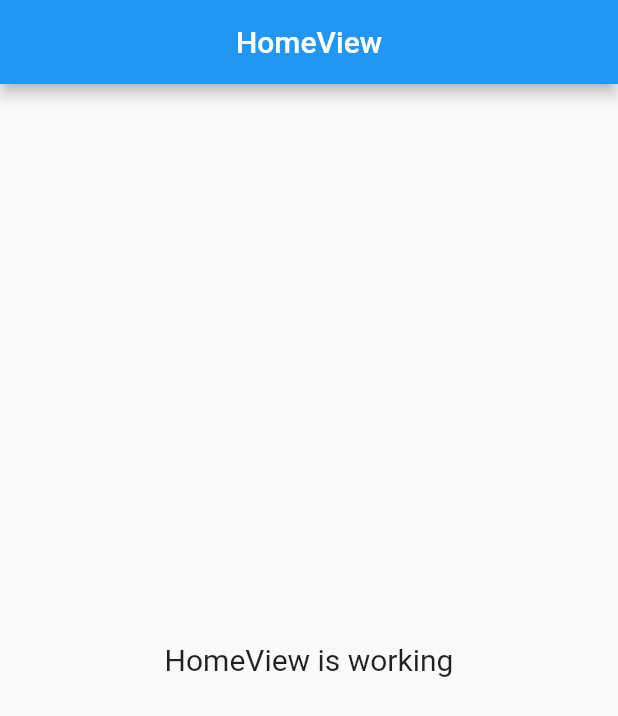
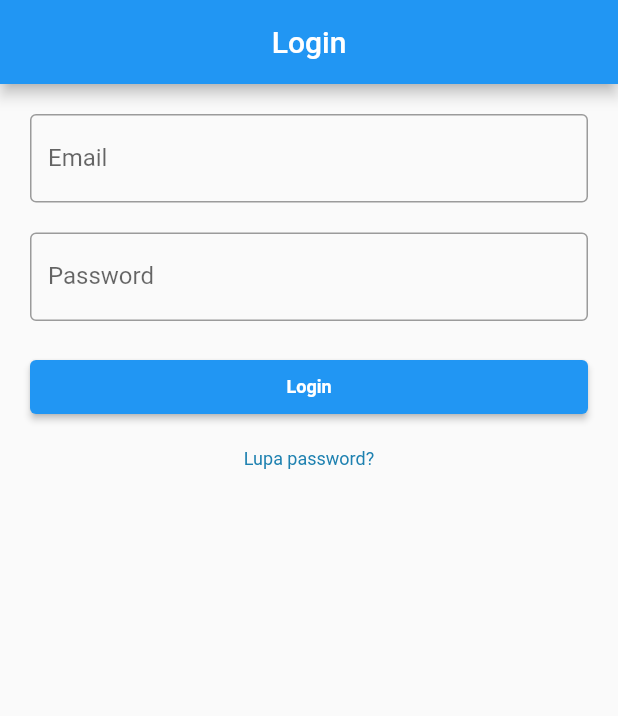
Before and after one commit to ronySayur/pressence_apps_geolocator, a Flutter app: the screen it shows after launch, on a phone screen of 412 x 824 dp. Shown: the top 716 px of the screen. Run offline on Flutter 3.47's test engine with Material 2 defaults, Android fonts, the phone set to English and light mode, and no system bars; our stand-ins replace cloud_firestore, firebase_auth, firebase_core, get, get_storage, lottie; accounts and stored records are empty; project files that could hold a hidden picture were left out.

Commit message:
add auth_login

```diff
--- /dev/null
+++ b/lib/app/controllers/auth_controller.dart
@@ -0,0 +1,27 @@
+import 'package:get/get.dart';
+import 'package:get_storage/get_storage.dart';
+
+class AuthController extends GetxController {
+  var isSkipIntro = false.obs;
+  var isAuth = false.obs;
+
+//First Initial
+  Future<void> firstInitialized() async {
+    //mengubah isSkip => true
+    await skipIntro().then((value) {
+      if (value) {
+        isSkipIntro.value = true;
+      }
+    });
+  }
+
+//Skip Introduction
+  Future<bool> skipIntro() async {
+    final box = GetStorage();
+
+    if (box.read('skipIntro') != null || box.read('skipIntro') == true) {
+      return true;
+    }
+    return false;
+  }
+}
--- /dev/null
+++ b/lib/app/modules/add_pegawai/controllers/add_pegawai_controller.dart
@@ -0,0 +1,53 @@
+import 'package:cloud_firestore/cloud_firestore.dart';
+import 'package:firebase_auth/firebase_auth.dart';
+import 'package:flutter/cupertino.dart';
+import 'package:get/get.dart';
+
+class AddPegawaiController extends GetxController {
+  //Factorismo Home
+  TextEditingController nipC = TextEditingController();
+  TextEditingController nameC = TextEditingController();
+  TextEditingController emailC = TextEditingController();
+
+  FirebaseAuth auth = FirebaseAuth.instance;
+  FirebaseFirestore firestore = FirebaseFirestore.instance;
+
+  Future<void> addPegawai() async {
+    if (nipC.text.isNotEmpty &&
+        nameC.text.isNotEmpty &&
+        emailC.text.isNotEmpty) {
+      try {
+        final userCredential = await auth.createUserWithEmailAndPassword(
+          email: emailC.text,
+          password: "password",
+        );
+
+        //Input ke firestore
+        if (userCredential.user != null) {
+          String uid = userCredential.user!.uid;
+
+          firestore.collection("pegawai").doc(uid).set({
+            "nip": nipC.text,
+            "name": nameC.text,
+            "password": "password",
+            "email": emailC.text,
+            "uid": uid,
+            "createdAt": DateTime.now().toIso8601String()
+          });
+        }
+      } on FirebaseAuthException catch (e) {
+        if (e.code == 'weak-password') {
+          Get.snackbar("Peringatan", "Password yang digunakan terlalu lemah");
+          print('The password provided is too weak.');
+        } else if (e.code == 'email-already-in-use') {
+          Get.snackbar("Peringatan", "Akun sudah ada");
+          print('The account already exists for that email.');
+        }
+      } catch (e) {
+        print(e);
+      }
+    } else {
+      Get.snackbar("Error", "Terjadi kesalahan");
+    }
+  }
+}
--- /dev/null
+++ b/lib/app/modules/login/controllers/login_controller.dart
@@ -0,0 +1,47 @@
+// ignore_for_file: avoid_print
+
+import 'package:firebase_auth/firebase_auth.dart';
+import 'package:flutter/material.dart';
+import 'package:get/get.dart';
+
+import '../../../routes/app_pages.dart';
+
+class LoginController extends GetxController {
+  TextEditingController emailC = TextEditingController();
+  TextEditingController passC = TextEditingController();
+
+  FirebaseAuth auth = FirebaseAuth.instance;
+
+  void login() async {
+    if (emailC.text.isNotEmpty && passC.text.isNotEmpty) {
+      try {
+        UserCredential userCredential = await auth.signInWithEmailAndPassword(
+          email: emailC.text,
+          password: passC.text,
+        );
+
+        //Verifikasi email
+        if (userCredential.user != null) {
+          if (userCredential.user!.emailVerified == true) {
+            Get.offAllNamed(Routes.HOME);
+          }
+        } else {
+          Get.defaultDialog(
+              title: "Peringatan", middleText: "akun belum terverifikasi");
+        }
+      } on FirebaseAuthException catch (e) {
+        if (e.code == 'user-not-found') {
+          Get.snackbar("Terjadi Kesalahan!", "Email tidak terdaftar");
+          print('No user found for that email.');
+        } else if (e.code == 'wrong-password') {
+          print('Wrong password provided for that user.');
+          Get.snackbar("Terjadi Kesalahan!", "Password salah!");
+        }
+      } catch (e) {
+        print('$e');
+      }
+    } else {
+      Get.snackbar("Terjadi Kesalahan!", "Email dan password wajib diisi");
+    }
+  }
+}
--- /dev/null
+++ b/lib/app/modules/login/views/login_view.dart
@@ -0,0 +1,49 @@
+import 'package:flutter/material.dart';
+
+import 'package:get/get.dart';
+import 'package:pressence_apps_geolocator/app/widgets/widgets.dart';
+
+import '../controllers/login_controller.dart';
+
+class LoginView extends GetView<LoginController> {
+  const LoginView({Key? key}) : super(key: key);
+  @override
+  Widget build(BuildContext context) {
+    return Scaffold(
+        appBar: AppBar(
+          title: const Text('Login'),
+          centerTitle: true,
+        ),
+        body: ListView(
+          padding: EdgeInsets.all(20),
+          children: [
+            TextField(
+              controller: controller.emailC,
+              decoration: InputDecoration(
+                labelText: "Email",
+                border: OutlineInputBorder(),
+              ),
+            ),
+            SizedBox(height: 20),
+            TextField(
+              controller: controller.passC,
+              obscureText: true,
+              decoration: InputDecoration(
+                labelText: "Password",
+                border: OutlineInputBorder(),
+              ),
+            ),
+            SizedBox(height: 20),
+            ElevatedButton(
+                onPressed: () => controller.login(),
+                child: wSmallText(
+                  text: "Login",
+                  color: Colors.white,
+                  weight: FontWeight.bold,
+                )),
+            TextButton(
+                onPressed: () {}, child: wSmallText(text: "Lupa password?"))
+          ],
+        ));
+  }
+}
--- a/lib/app/routes/app_pages.dart
+++ b/lib/app/routes/app_pages.dart
@@ -1,7 +1,11 @@
 import 'package:get/get.dart';
 
+import '../modules/add_pegawai/bindings/add_pegawai_binding.dart';
+import '../modules/add_pegawai/views/add_pegawai_view.dart';
 import '../modules/home/bindings/home_binding.dart';
 import '../modules/home/views/home_view.dart';
+import '../modules/login/bindings/login_binding.dart';
+import '../modules/login/views/login_view.dart';
 
 part 'app_routes.dart';
 
@@ -16,5 +20,15 @@ class AppPages {
       page: () => const HomeView(),
       binding: HomeBinding(),
     ),
+    GetPage(
+      name: _Paths.LOGIN,
+      page: () => const LoginView(),
+      binding: LoginBinding(),
+    ),
+    GetPage(
+      name: _Paths.ADD_PEGAWAI,
+      page: () => const AddPegawaiView(),
+      binding: AddPegawaiBinding(),
+    ),
   ];
 }
--- a/lib/app/routes/app_routes.dart
+++ b/lib/app/routes/app_routes.dart
@@ -4,9 +4,13 @@ part of 'app_pages.dart';
 abstract class Routes {
   Routes._();
   static const HOME = _Paths.HOME;
+  static const LOGIN = _Paths.LOGIN;
+  static const ADD_PEGAWAI = _Paths.ADD_PEGAWAI;
 }
 
 abstract class _Paths {
   _Paths._();
   static const HOME = '/home';
+  static const LOGIN = '/login';
+  static const ADD_PEGAWAI = '/add-pegawai';
 }
--- a/lib/main.dart
+++ b/lib/main.dart
@@ -1,15 +1,69 @@
+import 'package:firebase_core/firebase_core.dart';
 import 'package:flutter/material.dart';
+import 'package:get/get.dart';
+import 'package:get_storage/get_storage.dart';
 
-import 'package:get/get.dart';
+import 'app/controllers/auth_controller.dart';
+import 'app/routes/app_pages.dart';
+import 'app/utils/error_page.dart';
+import 'app/utils/loading_page.dart';
+import 'app/utils/splash_screen.dart';
+import 'firebase_options.dart';
 
-import 'app/routes/app_pages.dart';
+Future<void> main() async {
+  WidgetsFlutterBinding.ensureInitialized();
+  await Firebase.initializeApp(
+    options: DefaultFirebaseOptions.currentPlatform,
+  );
+  await GetStorage.init();
+  runApp(MyApp());
+}
 
-void main() {
-  runApp(
-    GetMaterialApp(
-      title: "Application",
-      initialRoute: AppPages.INITIAL,
+class MyApp extends StatelessWidget {
+  final Future<FirebaseApp> _initialization = Firebase.initializeApp();
+
+  final authC = Get.put(AuthController(), permanent: true);
+
+  @override
+  Widget build(BuildContext context) {
+    return GetMaterialApp(
+      title: "Presensi",
+      initialRoute: Routes.LOGIN,
       getPages: AppPages.routes,
-    ),
-  );
+    );
+
+    // return FutureBuilder(
+    //   future: _initialization,
+    //   builder: (context, snapshot) {
+    //     if (snapshot.hasError) {
+    //       return ErrorScreen();
+    //     }
+    //     if (snapshot.connectionState == ConnectionState.done) {
+    //       return FutureBuilder(
+    //         future: Future.delayed(const Duration(seconds: 3)),
+    //         builder: (context, snapshot) {
+    //           if (snapshot.connectionState == ConnectionState.done) {
+    //             return Obx(() => GetMaterialApp(
+    //                   debugShowCheckedModeBanner: false,
+    //                   title: "ChatApp",
+    //                   initialRoute: authC.isSkipIntro.isTrue
+    //                       ? authC.isAuth.isTrue
+    //                           ? Routes.HOME
+    //                           : Routes.LOGIN
+    //                       : Routes.HOME,
+    //                   getPages: AppPages.routes,
+    //                 ));
+    //           }
+
+    //           return FutureBuilder(
+    //             future: authC.firstInitialized(),
+    //             builder: (context, snapshot) => const SplashScreen(),
+    //           );
+    //         },
+    //       );
+    //     }
+    //     return LoadingScreen();
+    //   },
+    // );
+  }
 }
--- a/pubspec.yaml
+++ b/pubspec.yaml
@@ -6,12 +6,14 @@ environment:
   sdk: '>=2.18.6 <3.0.0'
 
 dependencies:
+  cloud_firestore: ^4.3.1
   cupertino_icons: ^1.0.2
   firebase_auth: ^4.2.3
   firebase_core: ^2.4.0
   flutter:
     sdk: flutter
   get: 4.6.5
+  get_storage: ^2.0.3
   lottie: ^2.1.0
 
 dev_dependencies:
@@ -20,4 +22,6 @@ dev_dependencies:
     sdk: flutter
 
 flutter:
+  assets:
+    - assets/lottie/
   uses-material-design: true
```
Also changed, not shown: lib/app/modules/add_pegawai/bindings/add_pegawai_binding.dart (added, +12 -0 lines), lib/app/modules/add_pegawai/views/add_pegawai_view.dart (added, +50 -0 lines), lib/app/modules/home/views/home_view.dart (+12 -0 lines), lib/app/modules/login/bindings/login_binding.dart (added, +12 -0 lines), pubspec.lock, 1 other file.
